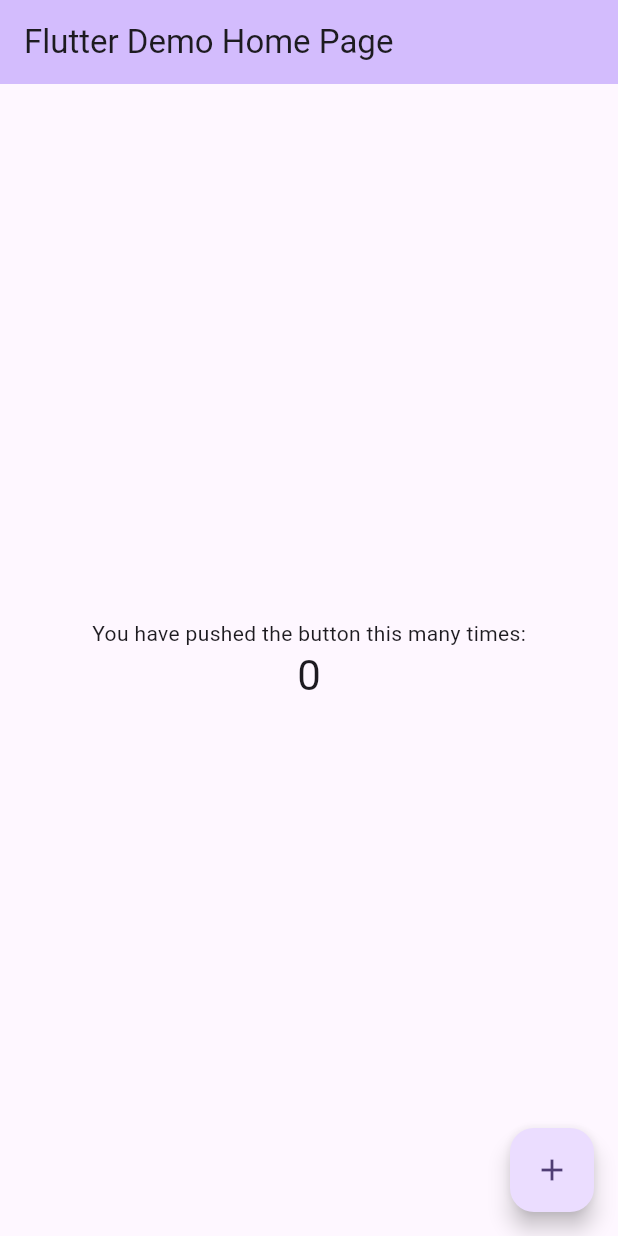
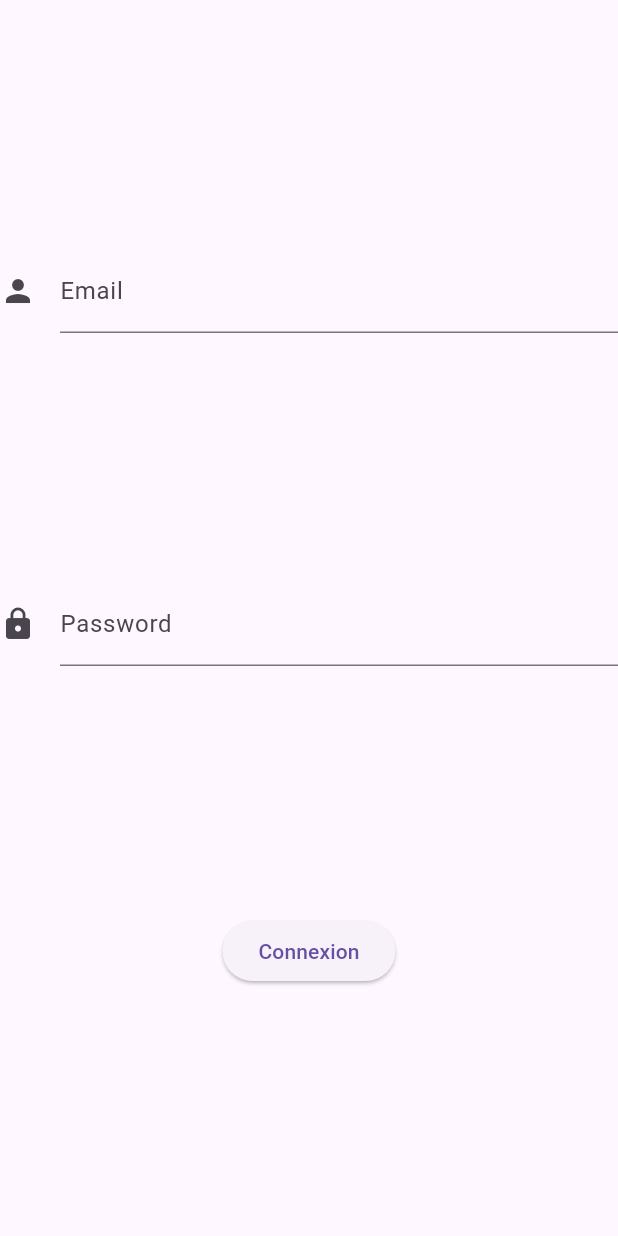
Before and after one commit to Sullivaniut/SaeApplicationMobile, a Flutter app: the screen it shows after launch, on a phone screen of 412 x 824 dp. Run offline on Flutter 3.47's test engine with Material 3 defaults, Android fonts, the light colour scheme and no system bars; our stand-ins replace supabase_flutter; accounts and stored records are empty.

Commit message:
Connexion à la base supabase, et connexion effectuée d'un utilisateur effectué

```diff
--- a/lib/main.dart
+++ b/lib/main.dart
@@ -1,125 +1,26 @@
 import 'package:flutter/material.dart';
+import 'package:supabase_flutter/supabase_flutter.dart';
+import 'ui/login.dart';
 
-void main() {
+Future<void> main() async {
+  await Supabase.initialize(
+    url: 'https://qlyrxrjwrkvpmgdibzbj.supabase.co',
+    anonKey: 'eyJhbGciOiJIUzI1NiIsInR5cCI6IkpXVCJ9.eyJpc3MiOiJzdXBhYmFzZSIsInJlZiI6InFseXJ4cmp3cmt2cG1nZGliemJqIiwicm9sZSI6ImFub24iLCJpYXQiOjE3MTAzMTcwNDAsImV4cCI6MjAyNTg5MzA0MH0.aPC10mnTdvEHMhhunFHVye7msR3nJb0U9EIg_a3wEpc',
+  );
   runApp(const MyApp());
 }
 
+// Get a reference your Supabase client
+final base = Supabase.instance.client;
+
 class MyApp extends StatelessWidget {
   const MyApp({super.key});
-
-  // This widget is the root of your application.
   @override
   Widget build(BuildContext context) {
-    return MaterialApp(
-      title: 'Flutter Demo',
-      theme: ThemeData(
-        // This is the theme of your application.
-        //
-        // TRY THIS: Try running your application with "flutter run". You'll see
-        // the application has a purple toolbar. Then, without quitting the app,
-        // try changing the seedColor in the colorScheme below to Colors.green
-        // and then invoke "hot reload" (save your changes or press the "hot
-        // reload" button in a Flutter-supported IDE, or press "r" if you used
-        // the command line to start the app).
-        //
-        // Notice that the counter didn't reset back to zero; the application
-        // state is not lost during the reload. To reset the state, use hot
-        // restart instead.
-        //
-        // This works for code too, not just values: Most code changes can be
-        // tested with just a hot reload.
-        colorScheme: ColorScheme.fromSeed(seedColor: Colors.deepPurple),
-        useMaterial3: true,
-      ),
-      home: const MyHomePage(title: 'Flutter Demo Home Page'),
+    return const MaterialApp(
+      debugShowCheckedModeBanner: false,
+      title: "Application All'O",
+      home: LoginUI(),
     );
   }
 }
-
-class MyHomePage extends StatefulWidget {
-  const MyHomePage({super.key, required this.title});
-
-  // This widget is the home page of your application. It is stateful, meaning
-  // that it has a State object (defined below) that contains fields that affect
-  // how it looks.
-
-  // This class is the configuration for the state. It holds the values (in this
-  // case the title) provided by the parent (in this case the App widget) and
-  // used by the build method of the State. Fields in a Widget subclass are
-  // always marked "final".
-
-  final String title;
-
-  @override
-  State<MyHomePage> createState() => _MyHomePageState();
-}
-
-class _MyHomePageState extends State<MyHomePage> {
-  int _counter = 0;
-
-  void _incrementCounter() {
-    setState(() {
-      // This call to setState tells the Flutter framework that something has
-      // changed in this State, which causes it to rerun the build method below
-      // so that the display can reflect the updated values. If we changed
-      // _counter without calling setState(), then the build method would not be
-      // called again, and so nothing would appear to happen.
-      _counter++;
-    });
-  }
-
-  @override
-  Widget build(BuildContext context) {
-    // This method is rerun every time setState is called, for instance as done
-    // by the _incrementCounter method above.
-    //
-    // The Flutter framework has been optimized to make rerunning build methods
-    // fast, so that you can just rebuild anything that needs updating rather
-    // than having to individually change instances of widgets.
-    return Scaffold(
-      appBar: AppBar(
-        // TRY THIS: Try changing the color here to a specific color (to
-        // Colors.amber, perhaps?) and trigger a hot reload to see the AppBar
-        // change color while the other colors stay the same.
-        backgroundColor: Theme.of(context).colorScheme.inversePrimary,
-        // Here we take the value from the MyHomePage object that was created by
-        // the App.build method, and use it to set our appbar title.
-        title: Text(widget.title),
-      ),
-      body: Center(
-        // Center is a layout widget. It takes a single child and positions it
-        // in the middle of the parent.
-        child: Column(
-          // Column is also a layout widget. It takes a list of children and
-          // arranges them vertically. By default, it sizes itself to fit its
-          // children horizontally, and tries to be as tall as its parent.
-          //
-          // Column has various properties to control how it sizes itself and
-          // how it positions its children. Here we use mainAxisAlignment to
-          // center the children vertically; the main axis here is the vertical
-          // axis because Columns are vertical (the cross axis would be
-          // horizontal).
-          //
-          // TRY THIS: Invoke "debug painting" (choose the "Toggle Debug Paint"
-          // action in the IDE, or press "p" in the console), to see the
-          // wireframe for each widget.
-          mainAxisAlignment: MainAxisAlignment.center,
-          children: <Widget>[
-            const Text(
-              'You have pushed the button this many times:',
-            ),
-            Text(
-              '$_counter',
-              style: Theme.of(context).textTheme.headlineMedium,
-            ),
-          ],
-        ),
-      ),
-      floatingActionButton: FloatingActionButton(
-        onPressed: _incrementCounter,
-        tooltip: 'Increment',
-        child: const Icon(Icons.add),
-      ), // This trailing comma makes auto-formatting nicer for build methods.
-    );
-  }
-}
--- /dev/null
+++ b/lib/ui/login.dart
@@ -0,0 +1,54 @@
+import 'package:flutter/material.dart';
+import 'package:saeapplicationmobile/main.dart';
+
+class LoginUI extends StatefulWidget {
+  const LoginUI({super.key});
+  @override
+  State<StatefulWidget> createState() => _LoginUIState();
+}
+
+class _LoginUIState extends State<LoginUI> {
+  final TextEditingController loginController = TextEditingController();
+  final TextEditingController passwordController = TextEditingController();
+  Future<void> signIn() async {
+    final response = await base.auth.signInWithPassword(
+      email : loginController.text,
+      password : passwordController.text,
+    );
+  }
+
+  @override
+  Widget build(BuildContext context) {
+    return Scaffold(
+        body: Center(
+          child: Column(
+            mainAxisAlignment: MainAxisAlignment.spaceEvenly,
+            children: [
+              TextField(
+                controller: loginController,
+                decoration: const InputDecoration(
+                  labelText: 'Email',
+                  hintText: 'Entrez votre email',
+                  icon: Icon(Icons.person),
+                ),
+              ),
+              TextField(
+                controller: passwordController,
+                decoration: const InputDecoration(
+                  labelText: 'Password',
+                  hintText: 'Entrez votre mot de passe',
+                  icon: Icon(Icons.lock),
+                ),
+                obscureText: true,
+              ),
+              ElevatedButton(
+                onPressed: () async {
+                   await signIn();
+                },
+                child: const Text('Connexion'),
+              ),
+            ],
+          ),
+        ));
+}
+}
--- a/pubspec.yaml
+++ b/pubspec.yaml
@@ -35,6 +35,7 @@ dependencies:
   # The following adds the Cupertino Icons font to your application.
   # Use with the CupertinoIcons class for iOS style icons.
   cupertino_icons: ^1.0.6
+  supabase_flutter: ^2.3.4
 
 dev_dependencies:
   flutter_test:
```
Also changed, not shown: lib/ui/header.dart (added, +10 -0 lines), lib/ui/register.dart (added), pubspec.lock, 5 other files.
